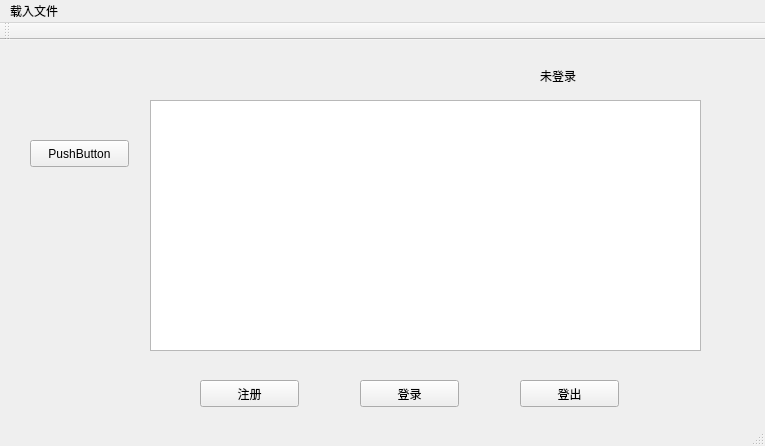
This is Qt/Train/mainwindow.ui in pascalprimer/DataStructure as Qt 5 draws it before an edit. The edited form follows.
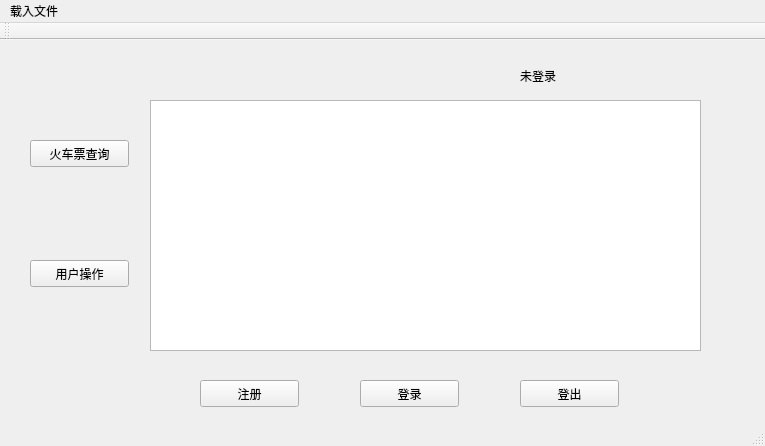
This is the edited form.

Patch:
```diff
--- a/Qt/Train/mainwindow.ui
+++ b/Qt/Train/mainwindow.ui
@@ -66,9 +66,9 @@
    <widget class="QLabel" name="now_user">
     <property name="geometry">
      <rect>
-      <x>540</x>
+      <x>520</x>
       <y>20</y>
-      <width>111</width>
+      <width>221</width>
       <height>31</height>
      </rect>
     </property>
@@ -86,7 +86,20 @@
      </rect>
     </property>
     <property name="text">
-     <string>PushButton</string>
+     <string>火车票查询</string>
+    </property>
+   </widget>
+   <widget class="QPushButton" name="userButton">
+    <property name="geometry">
+     <rect>
+      <x>30</x>
+      <y>220</y>
+      <width>99</width>
+      <height>27</height>
+     </rect>
+    </property>
+    <property name="text">
+     <string>用户操作</string>
     </property>
    </widget>
   </widget>
```
Left out of the diff: 2 changed lines with no effect on the pictures.
